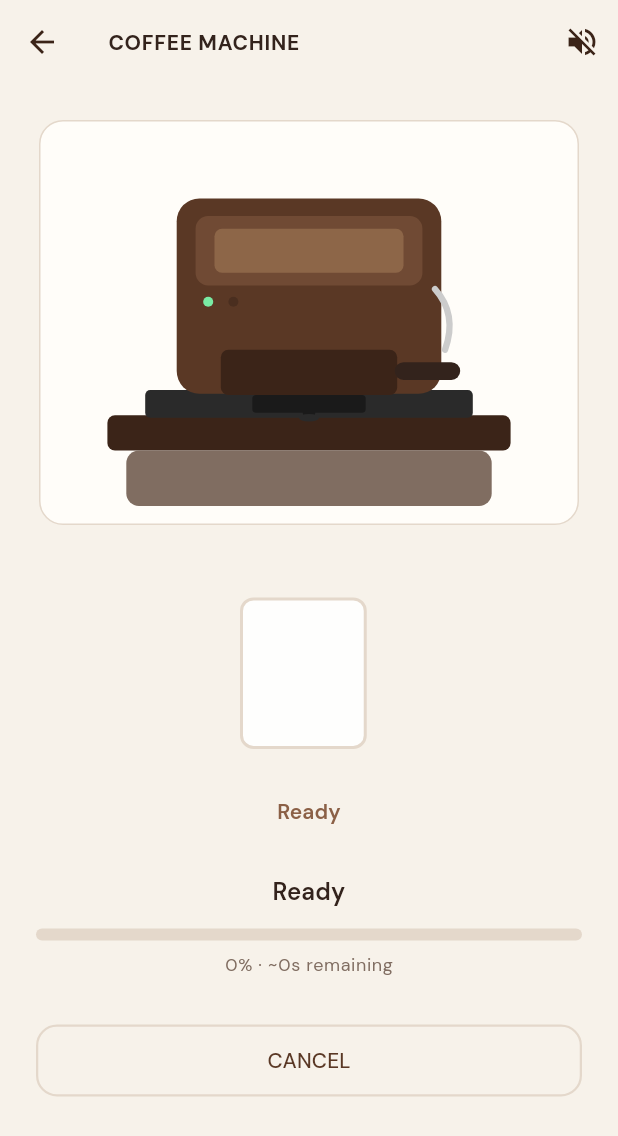
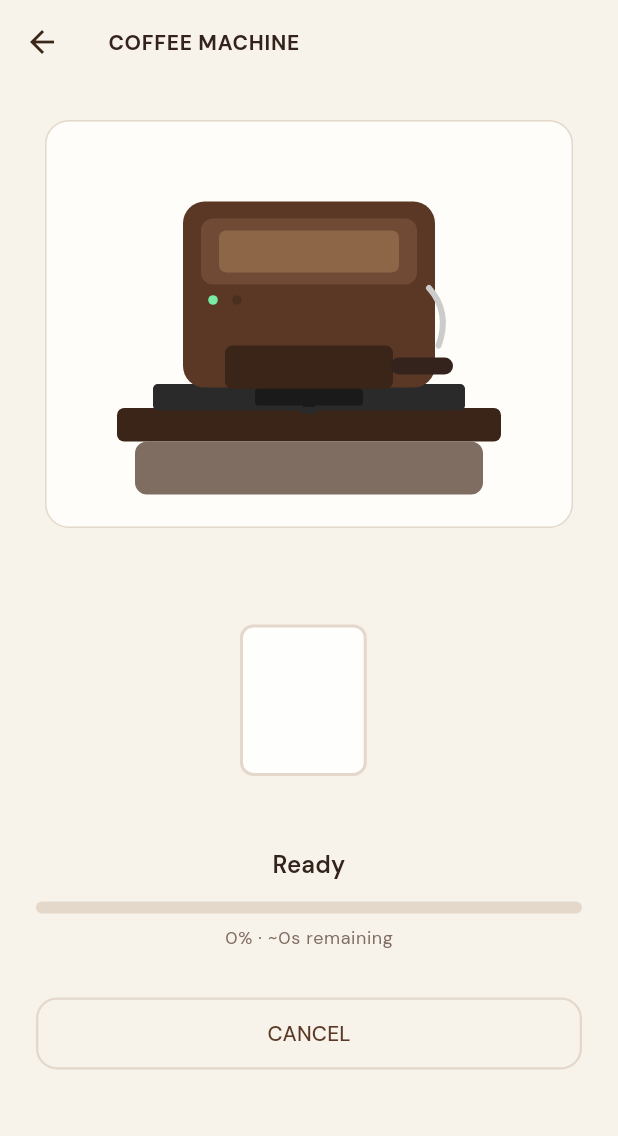
Before and after one commit to atirek-pothiwala/brew-coffee, a Flutter app: the CoffeeMachineScreen screen opened directly with empty values, on a phone screen of 412 x 824 dp. Shown: the top 1136 px of the screen. Run offline on Flutter 3.47's test engine with Material 3 defaults, Android fonts, the phone set to English and light mode, and no system bars; our stand-ins replace equatable, flutter_bloc, flutter_svg, go_router, google_fonts, shared_preferences; accounts and stored records are empty.

Commit message:
Remove coffee machine pour, steam, and sound animations
Keep a static flat machine image, cup state, and progress text only.

```diff
--- a/lib/features/coffee_machine/coffee_machine_screen.dart
+++ b/lib/features/coffee_machine/coffee_machine_screen.dart
@@ -1,5 +1,4 @@
 import 'package:brew_coffee/core/theme/app_colors.dart';
-import 'package:brew_coffee/core/utils/brew_audio_service.dart';
 import 'package:brew_coffee/features/cart/cart_cubit.dart';
 import 'package:brew_coffee/features/coffee_customization/customization_cubit.dart';
 import 'package:brew_coffee/features/coffee_machine/coffee_machine_cubit.dart';
@@ -19,8 +18,6 @@ class CoffeeMachineScreen extends StatefulWidget {
 }
 
 class _CoffeeMachineScreenState extends State<CoffeeMachineScreen> {
-  final BrewAudioService _audio = BrewAudioService();
-
   @override
   void initState() {
     super.initState();
@@ -31,48 +28,17 @@ class _CoffeeMachineScreenState extends State<CoffeeMachineScreen> {
   }
 
   @override
-  void dispose() {
-    _audio.dispose();
-    super.dispose();
-  }
-
-  @override
   Widget build(BuildContext context) {
-    return BlocConsumer<CoffeeMachineCubit, CoffeeMachineState>(
-      listenWhen: (prev, next) => prev.phase != next.phase,
-      listener: (context, state) {
-        _audio.onPhaseChanged(state.phase);
-      },
+    return BlocBuilder<CoffeeMachineCubit, CoffeeMachineState>(
       builder: (context, state) {
         return Scaffold(
           backgroundColor: AppColors.primaryBackground,
-          appBar: AppBar(
-            title: const Text('COFFEE MACHINE'),
-            actions: [
-              IconButton(
-                tooltip: _audio.muted ? 'Unmute sounds' : 'Mute sounds',
-                onPressed: () {
-                  setState(() {
-                    _audio.toggleMute();
-                    if (_audio.muted) {
-                      _audio.onPhaseChanged(CoffeeMachinePhase.idle);
-                    } else {
-                      _audio.onPhaseChanged(state.phase);
-                    }
-                  });
-                },
-                icon: Icon(_audio.muted ? Icons.volume_off : Icons.volume_up),
-              ),
-            ],
-          ),
+          appBar: AppBar(title: const Text('COFFEE MACHINE')),
           body: SingleChildScrollView(
             padding: const EdgeInsets.all(24),
             child: Column(
               children: [
-                EspressoMachineView(
-                  phase: state.phase,
-                  cupVisual: state.cupVisual,
-                ),
+                EspressoMachineView(cupVisual: state.cupVisual),
                 const SizedBox(height: 24),
                 Text(
                   state.phase.operationLabel,
@@ -120,7 +86,6 @@ class _CoffeeMachineScreenState extends State<CoffeeMachineScreen> {
                     width: double.infinity,
                     child: OutlinedButton(
                       onPressed: () {
-                        _audio.onPhaseChanged(CoffeeMachinePhase.idle);
                         context.read<CoffeeMachineCubit>().reset();
                         context.pop();
                       },
--- a/lib/features/coffee_machine/widgets/espresso_machine_view.dart
+++ b/lib/features/coffee_machine/widgets/espresso_machine_view.dart
@@ -1,134 +1,40 @@
 import 'package:brew_coffee/core/theme/app_colors.dart';
 import 'package:brew_coffee/core/widgets/coffee_cup_view.dart';
 import 'package:brew_coffee/domain/entities/cup_visual_state.dart';
-import 'package:brew_coffee/domain/entities/enums.dart';
-import 'package:brew_coffee/features/coffee_machine/widgets/coffee_pour_stream.dart';
-import 'package:brew_coffee/features/coffee_machine/widgets/machine_pour_layout.dart';
 import 'package:flutter/material.dart';
 import 'package:flutter_svg/flutter_svg.dart';
 
-/// Flat machine artwork with a pour stream from the spout into the cup.
-class EspressoMachineView extends StatefulWidget {
+/// Static flat machine artwork and cup (brew progress shown via text/progress bar).
+class EspressoMachineView extends StatelessWidget {
   const EspressoMachineView({
     super.key,
-    required this.phase,
     required this.cupVisual,
   });
 
-  final CoffeeMachinePhase phase;
   final CupVisualState cupVisual;
 
   @override
-  State<EspressoMachineView> createState() => _EspressoMachineViewState();
-}
-
-class _EspressoMachineViewState extends State<EspressoMachineView>
-    with SingleTickerProviderStateMixin {
-  late final AnimationController _pourAnim;
-
-  @override
-  void initState() {
-    super.initState();
-    _pourAnim = AnimationController(
-      vsync: this,
-      duration: const Duration(milliseconds: 700),
-    )..repeat();
-  }
-
-  @override
-  void dispose() {
-    _pourAnim.dispose();
-    super.dispose();
-  }
-
-  bool get _pouringEspresso => widget.phase == CoffeeMachinePhase.brewing;
-
-  bool get _pouringMilk => widget.phase == CoffeeMachinePhase.addingMilk;
-
-  bool get _isPouring => _pouringEspresso || _pouringMilk;
-
-  Color get _streamColor {
-    if (_pouringMilk) {
-      return const Color(0xFFF5F0E8);
-    }
-    return const Color(0xFF3B2418);
-  }
-
-  @override
   Widget build(BuildContext context) {
-    const w = MachinePourLayout.machineWidth;
-    final machineH = MachinePourLayout.machineHeight;
-    const cupSize = MachinePourLayout.cupWidth;
-    const cupGap = MachinePourLayout.cupGap;
-    const cupBlockH = cupSize * 1.1 + 36;
-    final totalH = machineH + cupGap + cupBlockH;
-
-    final nozzleX = w * MachinePourLayout.nozzleX;
-    final nozzleY = machineH * MachinePourLayout.nozzleY;
-    final cupTop = machineH + cupGap;
-    final cupLeft = (w - cupSize) / 2;
-
-    return SizedBox(
-      width: w,
-      height: totalH,
-      child: Stack(
-        clipBehavior: Clip.none,
+    return Column(
       children: [
-          Positioned(
-            top: 0,
-            left: 0,
-            width: w,
-            height: machineH,
-            child: DecoratedBox(
+        DecoratedBox(
           decoration: BoxDecoration(
             borderRadius: BorderRadius.circular(16),
             color: AppColors.cardBackground,
             border: Border.all(color: AppColors.borderDivider),
           ),
           child: Padding(
-                padding: const EdgeInsets.fromLTRB(12, 12, 12, 4),
+            padding: const EdgeInsets.all(16),
             child: SvgPicture.asset(
               'assets/images/espresso_machine_flat.svg',
+              width: 320,
               fit: BoxFit.contain,
-                  alignment: Alignment.topCenter,
             ),
           ),
         ),
-          ),
-          AnimatedBuilder(
-            animation: _pourAnim,
-            builder: (context, _) {
-              return CoffeePourStream(
-                top: nozzleY,
-                bottom: cupTop + 8,
-                centerX: nozzleX,
-                color: _streamColor,
-                t: _pourAnim.value,
-                active: _isPouring,
-              );
-            },
-          ),
-          Positioned(
-            top: cupTop,
-            left: cupLeft,
-            width: cupSize,
-            child: Column(
-              children: [
-                CoffeeCupView(visual: widget.cupVisual, size: cupSize),
-                const SizedBox(height: 8),
-                Text(
-                  widget.phase.operationLabel,
-                  textAlign: TextAlign.center,
-                  style: Theme.of(context).textTheme.labelLarge?.copyWith(
-                        color: AppColors.secondaryCoffee,
-                        fontWeight: FontWeight.w600,
-                      ),
-                ),
+        const SizedBox(height: 24),
+        CoffeeCupView(visual: cupVisual, size: 150),
       ],
-            ),
-          ),
-        ],
-      ),
     );
   }
 }
--- a/lib/features/coffee_machine/widgets/machine_pour_layout.dart
+++ /dev/null
@@ -1,18 +0,0 @@
-import 'package:flutter/material.dart';
-
-/// Layout constants aligned with [espresso_machine_flat.svg] viewBox 400×300.
-abstract final class MachinePourLayout {
-  static const double artAspect = 400 / 300;
-
-  /// Spout center in normalized SVG coordinates (0–1).
-  static const double nozzleX = 200 / 400;
-  static const double nozzleY = 218 / 300;
-
-  static const double machineWidth = 360;
-  static double machineHeight = machineWidth / artAspect;
-
-  /// Vertical gap (px) between machine art bottom and cup stack top.
-  static const double cupGap = 8;
-
-  static const double cupWidth = 150;
-}
--- a/pubspec.yaml
+++ b/pubspec.yaml
@@ -40,7 +40,6 @@ dependencies:
   shared_preferences: ^2.3.3
   equatable: ^2.0.7
   uuid: ^4.5.1
-  audioplayers: ^6.1.0
   flutter_svg: ^2.0.10+1
 
 dev_dependencies:
@@ -68,7 +67,6 @@ flutter:
   # To add assets to your application, add an assets section, like this:
   assets:
     - assets/data/
-    - assets/sounds/
     - assets/images/
   #   - images/a_dot_ham.jpeg
 
```
Also changed, not shown: lib/core/utils/brew_audio_service.dart (deleted, +0 -75 lines), lib/features/coffee_machine/widgets/coffee_pour_stream.dart (deleted, +0 -98 lines), assets/images/espresso_machine.jpg (deleted), pubspec.lock, 7 other files. Lines whose indentation alone changed are shown as unchanged.
